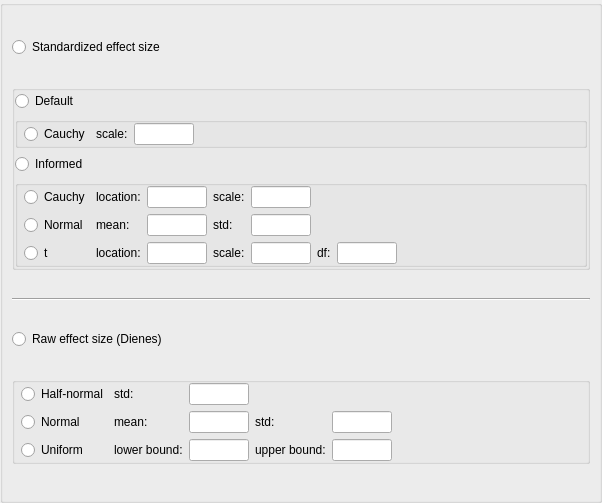
Before: the Qt Designer form JASP-Desktop/widgets/subjectivepriorswidget.ui in jasp-stats/jasp-desktop, drawn with Qt 5.
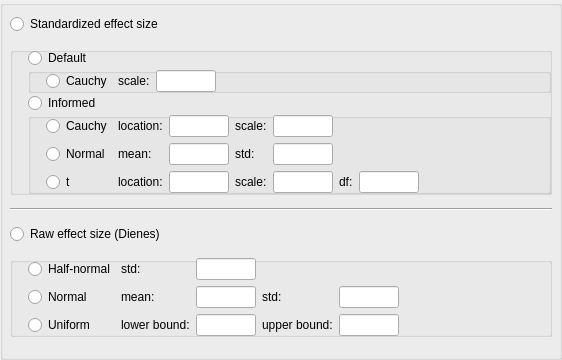
After: the same form once the commit is applied. Custom widgets are drawn as their Qt base class.

Commit message: Subjective Priors widget - removed padding for title

Diff of the .ui file:
```diff
--- a/JASP-Desktop/widgets/subjectivepriorswidget.ui
+++ b/JASP-Desktop/widgets/subjectivepriorswidget.ui
@@ -6,8 +6,8 @@
    <rect>
     <x>0</x>
     <y>0</y>
-    <width>602</width>
-    <height>503</height>
+    <width>562</width>
+    <height>360</height>
    </rect>
   </property>
   <property name="sizePolicy">
@@ -37,7 +37,19 @@
    </property>
    <item row="0" column="0">
     <widget class="BoundGroupBox" name="effectSize">
+     <property name="styleSheet">
+      <string notr="true">QGroupBox{
+	padding-top: 0;
+	margin-top: 0;
+}</string>
+     </property>
      <layout class="QGridLayout" name="gridLayout_14">
+      <property name="topMargin">
+       <number>0</number>
+      </property>
+      <property name="verticalSpacing">
+       <number>0</number>
+      </property>
       <item row="0" column="0">
        <widget class="QRadioButton" name="_1standardizedEffectSize">
         <property name="text">
@@ -60,6 +72,12 @@
           <verstretch>0</verstretch>
          </sizepolicy>
         </property>
+        <property name="styleSheet">
+         <string notr="true">QGroupBox{
+	padding-top: 1;
+	margin-top: 0;
+}</string>
+        </property>
         <property name="title">
          <string/>
         </property>
@@ -68,7 +86,7 @@
         </property>
         <layout class="QGridLayout" name="gridLayout_17">
          <property name="leftMargin">
-          <number>0</number>
+          <number>17</number>
          </property>
          <property name="topMargin">
           <number>0</number>
@@ -79,20 +97,7 @@
          <property name="bottomMargin">
           <number>0</number>
          </property>
-         <item row="2" column="6">
-          <spacer name="horizontalSpacer_9">
-           <property name="orientation">
-            <enum>Qt::Horizontal</enum>
-           </property>
-           <property name="sizeHint" stdset="0">
-            <size>
-             <width>40</width>
-             <height>20</height>
-            </size>
-           </property>
-          </spacer>
-         </item>
-         <item row="2" column="1">
+         <item row="2" column="0">
           <widget class="QRadioButton" name="uniformDienes">
            <property name="sizePolicy">
             <sizepolicy hsizetype="Fixed" vsizetype="Fixed">
@@ -105,7 +110,7 @@
            </property>
           </widget>
          </item>
-         <item row="1" column="5">
+         <item row="1" column="4">
           <widget class="BoundTextBox" name="normalDienesStd">
            <property name="sizePolicy">
             <sizepolicy hsizetype="Fixed" vsizetype="Preferred">
@@ -127,7 +132,7 @@
            </property>
           </widget>
          </item>
-         <item row="0" column="3">
+         <item row="0" column="2">
           <widget class="BoundTextBox" name="halfNormalDienesStd">
            <property name="sizePolicy">
             <sizepolicy hsizetype="Fixed" vsizetype="Preferred">
@@ -149,7 +154,27 @@
            </property>
           </widget>
          </item>
-         <item row="2" column="3">
+         <item row="1" column="0">
+          <widget class="QRadioButton" name="normalDienes">
+           <property name="sizePolicy">
+            <sizepolicy hsizetype="Fixed" vsizetype="Fixed">
+             <horstretch>0</horstretch>
+             <verstretch>0</verstretch>
+            </sizepolicy>
+           </property>
+           <property name="text">
+            <string>Normal</string>
+           </property>
+          </widget>
+         </item>
+         <item row="2" column="1">
+          <widget class="QLabel" name="label_uniformDienesLowerBound">
+           <property name="text">
+            <string>lower bound:</string>
+           </property>
+          </widget>
+         </item>
+         <item row="2" column="2">
           <widget class="BoundTextBox" name="uniformDienesLowerBound">
            <property name="sizePolicy">
             <sizepolicy hsizetype="Fixed" vsizetype="Preferred">
@@ -171,43 +196,65 @@
            </property>
           </widget>
          </item>
-         <item row="2" column="5">
-          <widget class="BoundTextBox" name="uniformDienesUpperBound">
-           <property name="sizePolicy">
-            <sizepolicy hsizetype="Fixed" vsizetype="Preferred">
-             <horstretch>0</horstretch>
-             <verstretch>0</verstretch>
-            </sizepolicy>
-           </property>
-           <property name="minimumSize">
-            <size>
-             <width>60</width>
-             <height>0</height>
-            </size>
-           </property>
-           <property name="maximumSize">
-            <size>
-             <width>60</width>
-             <height>16777215</height>
-            </size>
-           </property>
-          </widget>
-         </item>
          <item row="2" column="4">
+          <widget class="BoundTextBox" name="uniformDienesUpperBound">
+           <property name="sizePolicy">
+            <sizepolicy hsizetype="Fixed" vsizetype="Preferred">
+             <horstretch>0</horstretch>
+             <verstretch>0</verstretch>
+            </sizepolicy>
+           </property>
+           <property name="minimumSize">
+            <size>
+             <width>60</width>
+             <height>0</height>
+            </size>
+           </property>
+           <property name="maximumSize">
+            <size>
+             <width>60</width>
+             <height>16777215</height>
+            </size>
+           </property>
+          </widget>
+         </item>
+         <item row="2" column="3">
           <widget class="QLabel" name="label_uniformDienesUpperBound">
            <property name="text">
             <string>upper bound:</string>
            </property>
           </widget>
          </item>
-         <item row="0" column="2">
-          <widget class="QLabel" name="label_halfNormalDienesStd">
-           <property name="text">
-            <string>std:</string>
-           </property>
-          </widget>
-         </item>
          <item row="1" column="2">
+          <widget class="BoundTextBox" name="normalDienesMean">
+           <property name="sizePolicy">
+            <sizepolicy hsizetype="Fixed" vsizetype="Preferred">
+             <horstretch>0</horstretch>
+             <verstretch>0</verstretch>
+            </sizepolicy>
+           </property>
+           <property name="minimumSize">
+            <size>
+             <width>60</width>
+             <height>0</height>
+            </size>
+           </property>
+           <property name="maximumSize">
+            <size>
+             <width>60</width>
+             <height>16777215</height>
+            </size>
+           </property>
+          </widget>
+         </item>
+         <item row="0" column="1">
+          <widget class="QLabel" name="label_halfNormalDienesStd">
+           <property name="text">
+            <string>std:</string>
+           </property>
+          </widget>
+         </item>
+         <item row="1" column="1">
           <widget class="QLabel" name="label_normalDienesMean">
            <property name="text">
             <string>mean:</string>
@@ -215,70 +262,31 @@
           </widget>
          </item>
          <item row="1" column="3">
-          <widget class="BoundTextBox" name="normalDienesMean">
-           <property name="sizePolicy">
-            <sizepolicy hsizetype="Fixed" vsizetype="Preferred">
-             <horstretch>0</horstretch>
-             <verstretch>0</verstretch>
-            </sizepolicy>
-           </property>
-           <property name="minimumSize">
-            <size>
-             <width>60</width>
-             <height>0</height>
-            </size>
-           </property>
-           <property name="maximumSize">
-            <size>
-             <width>60</width>
-             <height>16777215</height>
-            </size>
-           </property>
-          </widget>
-         </item>
-         <item row="1" column="4">
           <widget class="QLabel" name="label_normalDienesStd">
            <property name="text">
             <string>std:</string>
            </property>
           </widget>
          </item>
-         <item row="0" column="1">
+         <item row="0" column="0">
           <widget class="QRadioButton" name="halfNormalDienes">
            <property name="text">
             <string>Half-normal</string>
            </property>
           </widget>
          </item>
-         <item row="1" column="1">
-          <widget class="QRadioButton" name="normalDienes">
-           <property name="sizePolicy">
-            <sizepolicy hsizetype="Fixed" vsizetype="Fixed">
-             <horstretch>0</horstretch>
-             <verstretch>0</verstretch>
-            </sizepolicy>
+         <item row="2" column="5">
+          <spacer name="horizontalSpacer_9">
+           <property name="orientation">
+            <enum>Qt::Horizontal</enum>
            </property>
-           <property name="text">
-            <string>Normal</string>
-           </property>
-          </widget>
-         </item>
-         <item row="2" column="2">
-          <widget class="QLabel" name="label_uniformDienesLowerBound">
-           <property name="text">
-            <string>lower bound:</string>
-           </property>
-          </widget>
-         </item>
-         <item row="1" column="0">
-          <widget class="QWidget" name="widget_4" native="true">
-           <property name="maximumSize">
+           <property name="sizeHint" stdset="0">
             <size>
-             <width>16</width>
-             <height>16777215</height>
+             <width>40</width>
+             <height>20</height>
             </size>
            </property>
-          </widget>
+          </spacer>
          </item>
         </layout>
        </widget>
@@ -298,6 +306,13 @@
           <verstretch>0</verstretch>
          </sizepolicy>
         </property>
+        <property name="styleSheet">
+         <string notr="true">QGroupBox{
+	padding-top: 1;
+	margin-top: 0;
+}
+</string>
+        </property>
         <property name="title">
          <string/>
         </property>
@@ -306,7 +321,7 @@
         </property>
         <layout class="QGridLayout" name="gridLayout_15">
          <property name="leftMargin">
-          <number>0</number>
+          <number>17</number>
          </property>
          <property name="topMargin">
           <number>0</number>
@@ -317,6 +332,9 @@
          <property name="bottomMargin">
           <number>0</number>
          </property>
+         <property name="verticalSpacing">
+          <number>0</number>
+         </property>
          <item row="4" column="0">
           <widget class="BoundGroupBox" name="informativeStandardizedEffectSize">
            <property name="sizePolicy">
@@ -333,7 +351,7 @@
            </property>
            <layout class="QGridLayout" name="gridLayout_16">
             <property name="leftMargin">
-             <number>0</number>
+             <number>17</number>
             </property>
             <property name="topMargin">
              <number>0</number>
@@ -344,7 +362,7 @@
             <property name="bottomMargin">
              <number>0</number>
             </property>
-            <item row="3" column="3">
+            <item row="3" column="2">
              <widget class="BoundTextBox" name="informativeTLocation">
               <property name="sizePolicy">
                <sizepolicy hsizetype="Fixed" vsizetype="Preferred">
@@ -366,7 +384,7 @@
               </property>
              </widget>
             </item>
-            <item row="1" column="5">
+            <item row="1" column="4">
              <widget class="BoundTextBox" name="informativeCauchyScale">
               <property name="sizePolicy">
                <sizepolicy hsizetype="Fixed" vsizetype="Preferred">
@@ -388,43 +406,65 @@
               </property>
              </widget>
             </item>
-            <item row="3" column="4">
+            <item row="3" column="3">
              <widget class="QLabel" name="label_informativeTScale">
               <property name="text">
                <string>scale:</string>
               </property>
              </widget>
             </item>
-            <item row="3" column="2">
+            <item row="3" column="1">
              <widget class="QLabel" name="label_informativeTLocation">
               <property name="text">
                <string>location:</string>
               </property>
              </widget>
             </item>
-            <item row="3" column="7">
-             <widget class="BoundTextBox" name="informativeTDf">
-              <property name="sizePolicy">
-               <sizepolicy hsizetype="Fixed" vsizetype="Preferred">
-                <horstretch>0</horstretch>
-                <verstretch>0</verstretch>
-               </sizepolicy>
-              </property>
-              <property name="minimumSize">
-               <size>
-                <width>60</width>
-                <height>0</height>
-               </size>
-              </property>
-              <property name="maximumSize">
-               <size>
-                <width>60</width>
-                <height>16777215</height>
-               </size>
-              </property>
-             </widget>
-            </item>
             <item row="3" column="6">
+             <widget class="BoundTextBox" name="informativeTDf">
+              <property name="sizePolicy">
+               <sizepolicy hsizetype="Fixed" vsizetype="Preferred">
+                <horstretch>0</horstretch>
+                <verstretch>0</verstretch>
+               </sizepolicy>
+              </property>
+              <property name="minimumSize">
+               <size>
+                <width>60</width>
+                <height>0</height>
+               </size>
+              </property>
+              <property name="maximumSize">
+               <size>
+                <width>60</width>
+                <height>16777215</height>
+               </size>
+              </property>
+             </widget>
+            </item>
+            <item row="1" column="2">
+             <widget class="BoundTextBox" name="informativeCauchyLocation">
+              <property name="sizePolicy">
+               <sizepolicy hsizetype="Fixed" vsizetype="Preferred">
+                <horstretch>0</horstretch>
+                <verstretch>0</verstretch>
+               </sizepolicy>
+              </property>
+              <property name="minimumSize">
+               <size>
+                <width>60</width>
+                <height>0</height>
+               </size>
+              </property>
+              <property name="maximumSize">
+               <size>
+                <width>60</width>
+                <height>16777215</height>
+               </size>
+              </property>
+             </widget>
+            </item>
+            <item row="3" column="5">
              <widget class="QLabel" name="label_informativeTDf">
               <property name="text">
                <string>df:</string>
@@ -432,35 +472,13 @@
              </widget>
             </item>
             <item row="1" column="3">
-             <widget class="BoundTextBox" name="informativeCauchyLocation">
-              <property name="sizePolicy">
-               <sizepolicy hsizetype="Fixed" vsizetype="Preferred">
-                <horstretch>0</horstretch>
-                <verstretch>0</verstretch>
-               </sizepolicy>
-              </property>
-              <property name="minimumSize">
-               <size>
-                <width>60</width>
-                <height>0</height>
-               </size>
-              </property>
-              <property name="maximumSize">
-               <size>
-                <width>60</width>
-                <height>16777215</height>
-               </size>
-              </property>
-             </widget>
-            </item>
-            <item row="1" column="4">
              <widget class="QLabel" name="label_informativeCauchyScale">
               <property name="text">
                <string>scale:</string>
               </property>
              </widget>
             </item>
-            <item row="3" column="1">
+            <item row="3" column="0">
              <widget class="QRadioButton" name="tInformative">
               <property name="sizePolicy">
                <sizepolicy hsizetype="Fixed" vsizetype="Fixed">
@@ -473,7 +491,29 @@
               </property>
              </widget>
             </item>
-            <item row="1" column="1">
+            <item row="3" column="4">
+             <widget class="BoundTextBox" name="informativeTScale">
+              <property name="sizePolicy">
+               <sizepolicy hsizetype="Fixed" vsizetype="Preferred">
+                <horstretch>0</horstretch>
+                <verstretch>0</verstretch>
+               </sizepolicy>
+              </property>
+              <property name="minimumSize">
+               <size>
+                <width>60</width>
+                <height>0</height>
+               </size>
+              </property>
+              <property name="maximumSize">
+               <size>
+                <width>60</width>
+                <height>16777215</height>
+               </size>
+              </property>
+             </widget>
+            </item>
+            <item row="1" column="0">
              <widget class="QRadioButton" name="cauchyInformative">
               <property name="sizePolicy">
                <sizepolicy hsizetype="Fixed" vsizetype="Fixed">
@@ -486,15 +526,15 @@
               </property>
              </widget>
             </item>
-            <item row="1" column="2">
+            <item row="1" column="1">
              <widget class="QLabel" name="label_informativeCauchyLocation">
               <property name="text">
                <string>location:</string>
               </property>
              </widget>
             </item>
-            <item row="3" column="5">
-             <widget class="BoundTextBox" name="informativeTScale">
+            <item row="2" column="2">
+             <widget class="BoundTextBox" name="informativeNormalMean">
               <property name="sizePolicy">
                <sizepolicy hsizetype="Fixed" vsizetype="Preferred">
                 <horstretch>0</horstretch>
@@ -515,7 +555,50 @@
               </property>
              </widget>
             </item>
-            <item row="1" column="8">
+            <item row="2" column="0">
+             <widget class="QRadioButton" name="normalInformative">
+              <property name="text">
+               <string>Normal</string>
+              </property>
+             </widget>
+            </item>
+            <item row="2" column="4">
+             <widget class="BoundTextBox" name="informativeNormalStd">
+              <property name="sizePolicy">
+               <sizepolicy hsizetype="Fixed" vsizetype="Preferred">
+                <horstretch>0</horstretch>
+                <verstretch>0</verstretch>
+               </sizepolicy>
+              </property>
+              <property name="minimumSize">
+               <size>
+                <width>60</width>
+                <height>0</height>
+               </size>
+              </property>
+              <property name="maximumSize">
+               <size>
+                <width>60</width>
+                <height>16777215</height>
+               </size>
+              </property>
+             </widget>
+            </item>
+            <item row="2" column="1">
+             <widget class="QLabel" name="label_informativeNormalMean">
+              <property name="text">
+               <string>mean:</string>
+              </property>
+             </widget>
+            </item>
+            <item row="2" column="3">
+             <widget class="QLabel" name="label_informativeNormalStd">
+              <property name="text">
+               <string>std:</string>
+              </property>
+             </widget>
+            </item>
+            <item row="1" column="7">
              <spacer name="horizontalSpacer_8">
               <property name="orientation">
                <enum>Qt::Horizontal</enum>
@@ -528,81 +611,6 @@
               </property>
              </spacer>
             </item>
-            <item row="2" column="1">
-             <widget class="QRadioButton" name="normalInformative">
-              <property name="text">
-               <string>Normal</string>
-              </property>
-             </widget>
-            </item>
-            <item row="2" column="3">
-             <widget class="BoundTextBox" name="informativeNormalMean">
-              <property name="sizePolicy">
-               <sizepolicy hsizetype="Fixed" vsizetype="Preferred">
-                <horstretch>0</horstretch>
-                <verstretch>0</verstretch>
-               </sizepolicy>
-              </property>
-              <property name="minimumSize">
-               <size>
-                <width>60</width>
-                <height>0</height>
-               </size>
-              </property>
-              <property name="maximumSize">
-               <size>
-                <width>60</width>
-                <height>16777215</height>
-               </size>
-              </property>
-             </widget>
-            </item>
-            <item row="2" column="2">
-             <widget class="QLabel" name="label_informativeNormalMean">
-              <property name="text">
-               <string>mean:</string>
-              </property>
-             </widget>
-            </item>
-            <item row="2" column="4">
-             <widget class="QLabel" name="label_informativeNormalStd">
-              <property name="text">
-               <string>std:</string>
-              </property>
-             </widget>
-            </item>
-            <item row="2" column="5">
-             <widget class="BoundTextBox" name="informativeNormalStd">
-              <property name="sizePolicy">
-               <sizepolicy hsizetype="Fixed" vsizetype="Preferred">
-                <horstretch>0</horstretch>
-                <verstretch>0</verstretch>
-               </sizepolicy>
-              </property>
-              <property name="minimumSize">
-               <size>
-                <width>60</width>
-                <height>0</height>
-               </size>
-              </property>
-              <property name="maximumSize">
-               <size>
-                <width>60</width>
-                <height>16777215</height>
-               </size>
-              </property>
-             </widget>
-            </item>
-            <item row="2" column="0">
-             <widget class="QWidget" name="widget_5" native="true">
-              <property name="maximumSize">
-               <size>
-                <width>16</width>
-                <height>16777215</height>
-               </size>
-              </property>
-             </widget>
-            </item>
            </layout>
           </widget>
          </item>
@@ -622,7 +630,7 @@
            </property>
            <layout class="QGridLayout" name="gridLayout_18">
             <property name="leftMargin">
-             <number>0</number>
+             <number>17</number>
             </property>
             <property name="topMargin">
              <number>0</number>
@@ -633,7 +641,7 @@
             <property name="bottomMargin">
              <number>0</number>
             </property>
-            <item row="0" column="1">
+            <item row="0" column="0">
              <widget class="QRadioButton" name="cauchyDefault">
               <property name="sizePolicy">
                <sizepolicy hsizetype="Fixed" vsizetype="Fixed">
@@ -646,14 +654,14 @@
               </property>
              </widget>
             </item>
-            <item row="0" column="2">
+            <item row="0" column="1">
              <widget class="QLabel" name="label_7">
               <property name="text">
                <string>scale:</string>
               </property>
              </widget>
             </item>
-            <item row="0" column="3">
+            <item row="0" column="2">
              <widget class="BoundTextBox" name="priorWidth">
               <property name="sizePolicy">
                <sizepolicy hsizetype="Fixed" vsizetype="Preferred">
@@ -675,17 +683,7 @@
               </property>
              </widget>
             </item>
-            <item row="0" column="0">
-             <widget class="QWidget" name="widget_6" native="true">
-              <property name="maximumSize">
-               <size>
-                <width>16</width>
-                <height>16777215</height>
-               </size>
-              </property>
-             </widget>
-            </item>
-            <item row="0" column="4">
+            <item row="0" column="3">
              <spacer name="horizontalSpacer_10">
               <property name="orientation">
                <enum>Qt::Horizontal</enum>
```
The commit also changes 1 other file.
